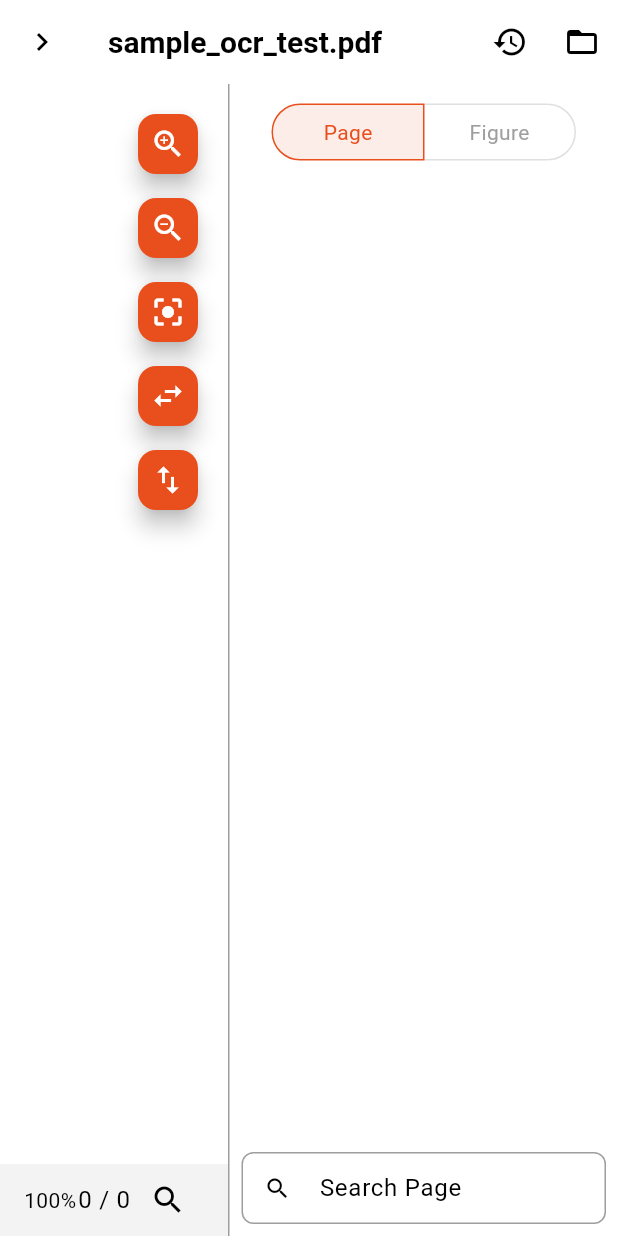
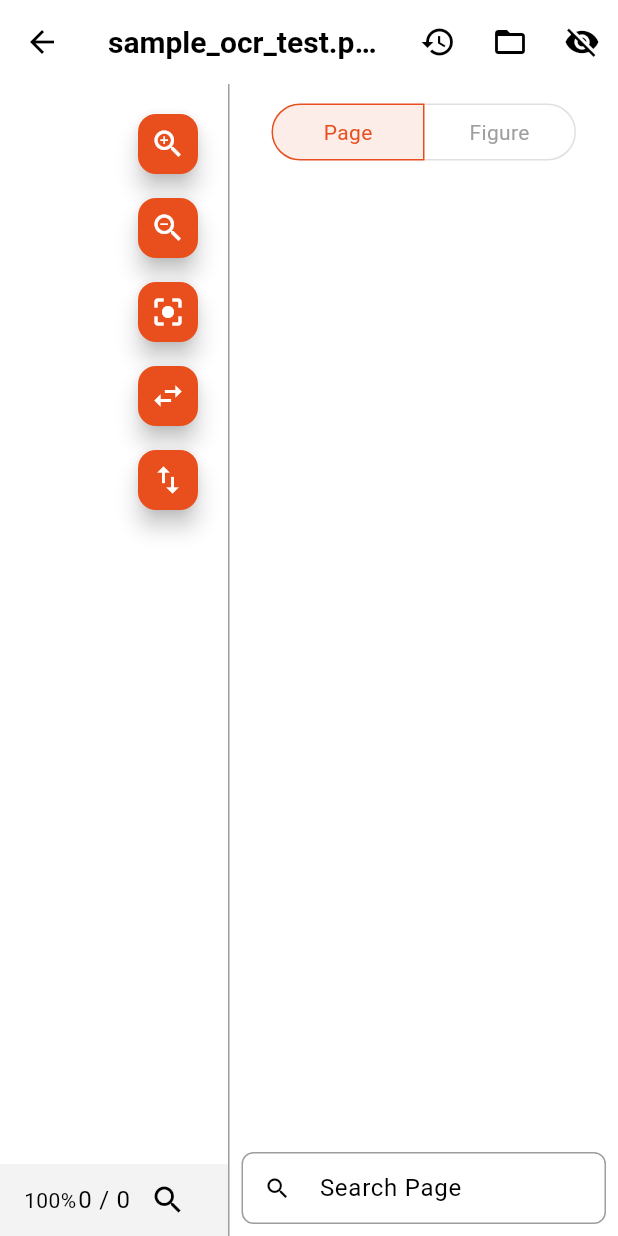
Before and after one commit to CommitBang/Frontend, a Flutter app: the screen it shows after launch, on a phone screen of 412 x 824 dp. Run offline on Flutter 3.47's test engine with Material 3 defaults, Android fonts, the phone set to English and light mode, and no system bars; our stand-ins replace file_picker, shared_preferences; missing offline and left inert: pdfrx.

Commit message:
feat: 홈화면(뒤로가기)이동 아이콘 배치, 사이드바 숨기기 아이콘 위치 이동

```diff
--- a/lib/features/pdf_viewer/screens/pdf_viewer_screen.dart
+++ b/lib/features/pdf_viewer/screens/pdf_viewer_screen.dart
@@ -83,6 +83,7 @@ class _PdfViewerScreenState extends State<PdfViewerScreen>
 
     // 4) 페이지 & 키 초기화
     final allPages = model.getPages().cast<PdfPageModel>();
+    // index 0는 무시
     final pageList = allPages.where((p) => p.pageIndex > 0).toList();
     final keys = List.generate(pageList.length, (_) => GlobalKey());
 
@@ -102,6 +103,7 @@ class _PdfViewerScreenState extends State<PdfViewerScreen>
     });
   }
 
+  /// 기기 로컬에서 PDF 선택
   Future<void> _pickPdfFromDevice() async {
     final result = await FilePicker.platform.pickFiles(
       type: FileType.custom,
@@ -112,6 +114,7 @@ class _PdfViewerScreenState extends State<PdfViewerScreen>
     }
   }
 
+  /// 최근 열어본 PDF 리스트 표시
   void _showRecentList() {
     showModalBottomSheet(
       context: context,
@@ -134,6 +137,7 @@ class _PdfViewerScreenState extends State<PdfViewerScreen>
     );
   }
 
+  /// 하단바 “Go to page” 다이얼로그
   Future<void> _promptPageJump() async {
     final input = await showDialog<String>(
       context: context,
@@ -166,6 +170,7 @@ class _PdfViewerScreenState extends State<PdfViewerScreen>
     }
   }
 
+  /// 페이지 변경 시 하단 숫자, 사이드바 위치 업데이트
   void _onPageChanged(int pageIndex) {
     setState(() => _currentPage = pageIndex);
     final pos = _pageList.indexWhere((p) => p.pageIndex == pageIndex);
@@ -196,13 +201,25 @@ class _PdfViewerScreenState extends State<PdfViewerScreen>
     return Scaffold(
       appBar: AppBar(
         title: Text(_pdfTitle),
+        // 뒤로가기(홈) 버튼
         leading: IconButton(
-          icon: Icon(_sidebarVisible ? Icons.chevron_right : Icons.chevron_left),
-          onPressed: () => setState(() => _sidebarVisible = !_sidebarVisible),
+          icon: const Icon(Icons.arrow_back),
+          tooltip: 'Back',
+          onPressed: () => Navigator.pop(context),
         ),
         actions: [
+          // 최근 문서
           IconButton(icon: const Icon(Icons.history), onPressed: _showRecentList),
+          // 로컬 폴더 열기
           IconButton(icon: const Icon(Icons.folder_open), onPressed: _pickPdfFromDevice),
+          // ─────────────────────────────────────
+          // 사이드바 숨기기/보이기 버튼
+          IconButton(
+            icon: Icon(_sidebarVisible ? Icons.visibility_off : Icons.visibility),
+            tooltip: _sidebarVisible ? 'Hide sidebar' : 'Show sidebar',
+            onPressed: () => setState(() => _sidebarVisible = !_sidebarVisible),
+          ),
+          // ─────────────────────────────────────
         ],
       ),
       body: FutureBuilder<PdfDocument>(
@@ -254,6 +271,7 @@ class _PdfViewerScreenState extends State<PdfViewerScreen>
                   ],
                 ),
               ),
+
               // 사이드바
               if (_sidebarVisible)
                 Container(
@@ -271,7 +289,8 @@ class _PdfViewerScreenState extends State<PdfViewerScreen>
                           onPressed: (i) => _tabController.animateTo(i),
                           borderRadius: BorderRadius.circular(20),
                           selectedBorderColor: Theme.of(context).colorScheme.primary,
-                          fillColor: Theme.of(context).colorScheme.primary.withValues(alpha: 0.1),
+                          fillColor:
+                          Theme.of(context).colorScheme.primary.withValues(alpha: 0.1),
                           selectedColor: Theme.of(context).colorScheme.primary,
                           color: Colors.grey,
                           constraints: const BoxConstraints(minWidth: 100, minHeight: 36),
@@ -281,6 +300,7 @@ class _PdfViewerScreenState extends State<PdfViewerScreen>
                       // 리스트
                       Expanded(
                         child: _tabController.index == 0
+                        // Page 목록
                             ? ListView.builder(
                           itemCount: filteredPages.length,
                           itemBuilder: (_, idx) {
@@ -294,13 +314,15 @@ class _PdfViewerScreenState extends State<PdfViewerScreen>
                                 title: Text('Page ${page.pageIndex}'),
                                 trailing: const Icon(Icons.chevron_right),
                                 onTap: () {
-                                  _viewerKey.currentState?.jumpToPage(page.pageIndex);
+                                  _viewerKey.currentState
+                                      ?.jumpToPage(page.pageIndex);
                                   _onPageChanged(page.pageIndex);
                                 },
                               ),
                             );
                           },
                         )
+                        // Figure 목록
                             : ListView.builder(
                           itemCount: filteredFigures.length,
                           itemBuilder: (_, idx) {
@@ -333,9 +355,11 @@ class _PdfViewerScreenState extends State<PdfViewerScreen>
                               onPressed: () => setState(() => _searchQuery = ''),
                             )
                                 : null,
-                            border: OutlineInputBorder(borderRadius: BorderRadius.circular(8)),
+                            border: OutlineInputBorder(
+                                borderRadius: BorderRadius.circular(8)),
                             isDense: true,
-                            contentPadding: const EdgeInsets.symmetric(vertical: 8, horizontal: 12),
+                            contentPadding:
+                            const EdgeInsets.symmetric(vertical: 8, horizontal: 12),
                           ),
                           onChanged: (v) => setState(() => _searchQuery = v),
                         ),
```
